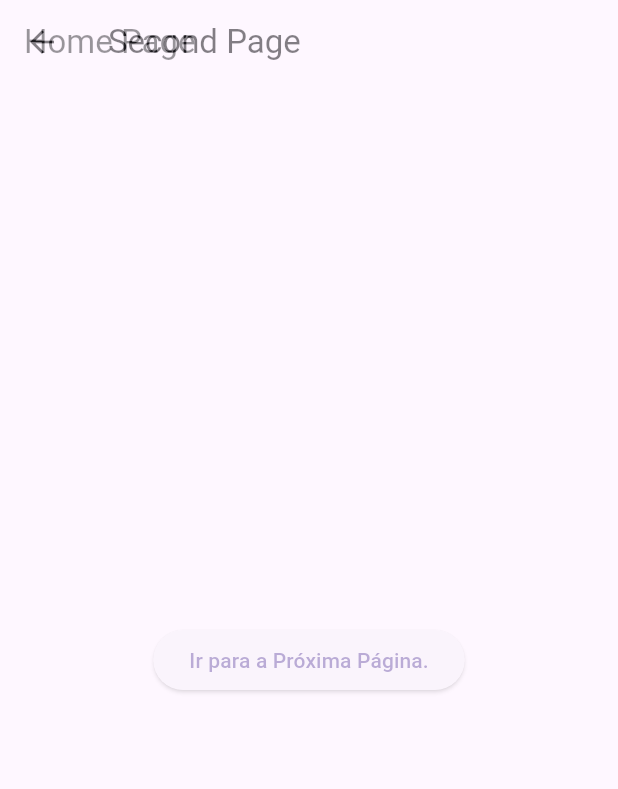
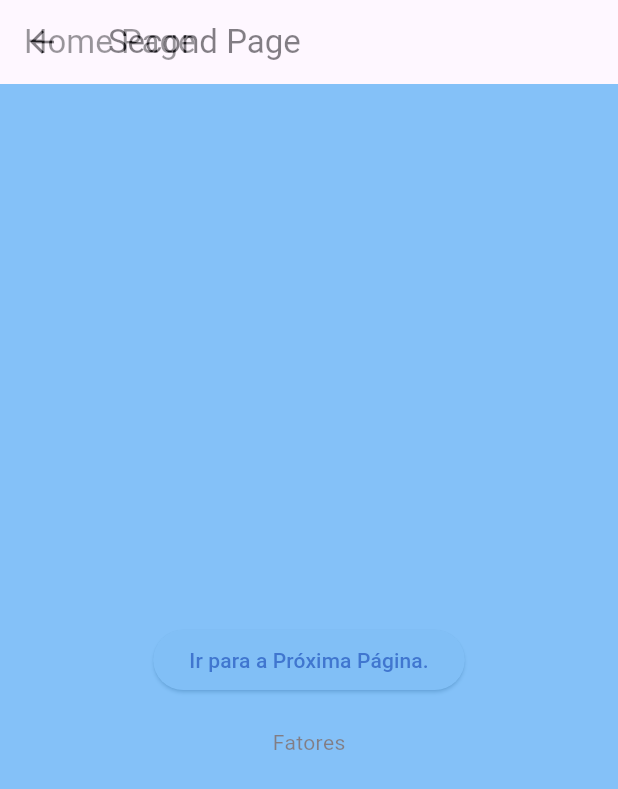
Before and after one commit to itajacybsd/animacaodetela, a Flutter app: the screen it shows after launch, after a tap on "Ir para a Próxima Página.", on a phone screen of 412 x 824 dp. Shown: the top 789 px of the screen. Run offline on Flutter 3.47's test engine with Material 3 defaults, Android fonts, the phone set to English and light mode, and no system bars.

Commit message:
SecondPage() com fator animation, e AnimatedBuilder()

```diff
--- a/lib/main.dart
+++ b/lib/main.dart
@@ -25,7 +25,7 @@
           onPressed: () {
             final route = PageRouteBuilder(
               pageBuilder: (context, animation, secondaryAnimation) {
-                return SecondPage();
+                return SecondPage(animation: animation);
               },
               transitionDuration: Duration(seconds: 2),
               reverseTransitionDuration: Duration(seconds: 2),
@@ -50,13 +50,25 @@
 }
 
 class SecondPage extends StatelessWidget {
-  const SecondPage({super.key});
+  final Animation<double> animation;
+  const SecondPage({super.key, required this.animation});
 
   @override
   Widget build(BuildContext context) {
     return Scaffold(
+      backgroundColor: Colors.blue,
       appBar: AppBar(title: const Text('Second Page')),
-      body: Container(),
+      body: AnimatedBuilder(
+        animation: animation,
+        builder: (context, child) {
+          return Center(
+            child: Transform.translate(
+              offset: Offset(0, 100 * animation.value),
+              child: Text('Fatores'),
+            ),
+          );
+        },
+      ),
     );
   }
 }
```
